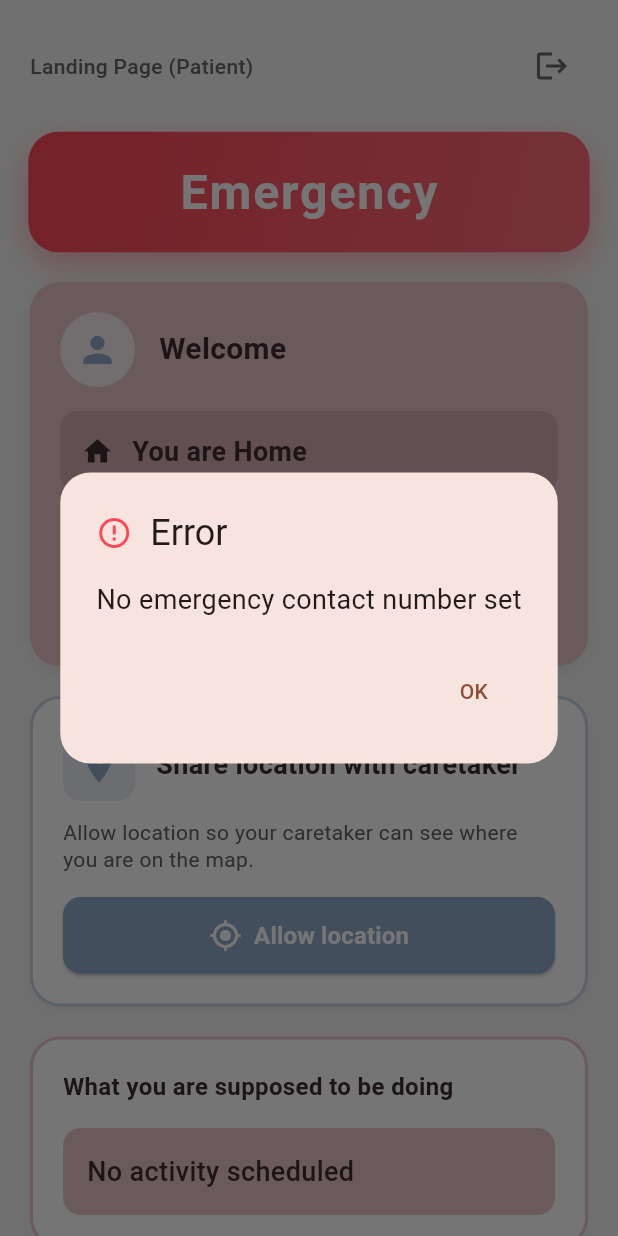
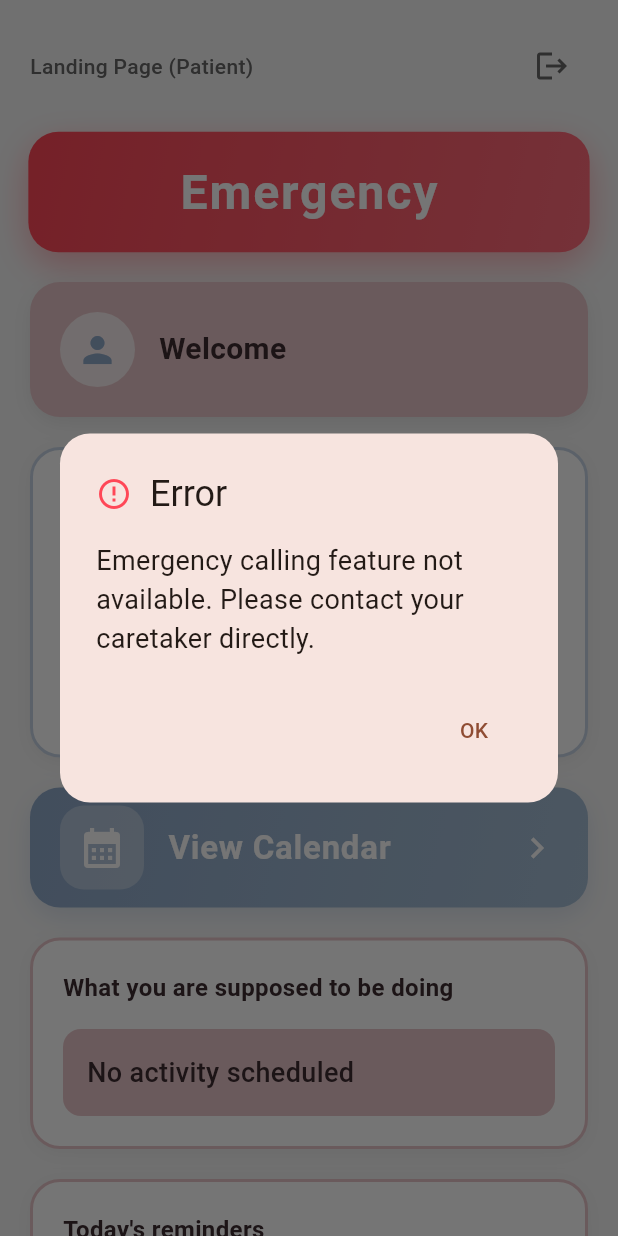
Before and after one commit to nk-glitch/cognicare, a Flutter app: the PatientHomePage screen opened directly, after a tap on "Emergency", on a phone screen of 412 x 824 dp. Run offline on Flutter 3.47's test engine with Material 3 defaults, Android fonts, the phone set to English and light mode, and no system bars; our stand-ins replace cloud_firestore, firebase_auth, firebase_core, firebase_messaging, flutter_local_notifications, flutter_map and 5 more; accounts and stored records are empty.

Commit message:
Removed Emergency Contact Stuff

```diff
--- a/lib/screens/patient/patient_home_page.dart
+++ b/lib/screens/patient/patient_home_page.dart
@@ -9,6 +9,7 @@ import '../../services/location_service.dart';
 import '../../services/notification_service.dart';
 import '../profile_page.dart';
 import '../auth/login_page.dart';
+import '../caretaker/calendar_page.dart';
 
 class PatientHomePage extends StatefulWidget {
   const PatientHomePage({super.key});
@@ -30,9 +31,6 @@ class _PatientHomePageState extends State<PatientHomePage>
   StreamSubscription<QuerySnapshot>? _snoozedReminderSubscription;
 
   String patientName = "Loading...";
-  String emergencyContactName = "Not set";
-  String emergencyContactPhone = "";
-  String currentLocation = "Loading...";
   String currentActivity = "No activity scheduled";
   List<Map<String, dynamic>> reminders = [];
   bool _isLoading = true;
@@ -66,7 +64,6 @@ class _PatientHomePageState extends State<PatientHomePage>
 
     // Set up real-time listener for reminders
     _setupReminderListener();
-    // Note: Snoozed reminders are now created as regular reminders with isSnoozed flag
 
     // Start periodic reminder check timer (every 60 seconds)
     _startReminderCheckTimer();
@@ -133,67 +130,6 @@ class _PatientHomePageState extends State<PatientHomePage>
             'time': timeStr,
             'timestamp': time.millisecondsSinceEpoch,
           });
-
-          // Only show one at a time
-          break;
-        }
-      }
-    });
-  }
-
-  void _setupSnoozedReminderListener() {
-    final user = _authService.currentUser;
-    if (user == null) return;
-
-    // Listen to snoozed reminders
-    _snoozedReminderSubscription = _firestore
-        .collection('snoozed_reminders')
-        .where('patientId', isEqualTo: user.uid)
-        .where('completed', isEqualTo: false)
-        .snapshots()
-        .listen((snapshot) {
-      if (!mounted) return;
-
-      final now = DateTime.now();
-
-      for (var doc in snapshot.docs) {
-        final reminder = doc.data();
-
-        // Safely get time with null check
-        final timeValue = reminder['time'];
-        if (timeValue == null) {
-          print('Snoozed reminder ${doc.id} has null time, skipping');
-          continue;
-        }
-
-        final time = (timeValue as Timestamp).toDate();
-
-        // Check if snoozed reminder is due (within 1 minute of snooze time)
-        final difference = now.difference(time);
-        if (difference.inSeconds >= 0 && difference.inSeconds < 60) {
-          // Use ORIGINAL time for display with null safety
-          String originalTimeStr;
-          final originalTimeValue = reminder['originalTime'];
-          if (originalTimeValue != null && originalTimeValue is Timestamp) {
-            final originalTime = originalTimeValue.toDate();
-            originalTimeStr = DateFormat('h:mm a').format(originalTime);
-          } else {
-            // Fallback to snoozed time if originalTime is null
-            originalTimeStr = DateFormat('h:mm a').format(time);
-          }
-
-          // Show dialog with ORIGINAL reminder ID
-          _showReminderDialog({
-            'reminderId': reminder['originalReminderId'] ?? doc.id,
-            'title': reminder['title'] ?? 'Reminder',
-            'description': reminder['description'] ?? '',
-            'time': originalTimeStr, // Show original scheduled time
-            'timestamp': time.millisecondsSinceEpoch,
-            'isSnooze': true,
-          });
-
-          // Delete the snoozed reminder after showing
-          _firestore.collection('snoozed_reminders').doc(doc.id).delete();
 
           // Only show one at a time
           break;
@@ -409,15 +345,6 @@ class _PatientHomePageState extends State<PatientHomePage>
           });
         }
 
-        final patientData = await _authService.getPatientData(user.uid);
-        if (patientData != null && mounted) {
-          setState(() {
-            emergencyContactName = patientData['emergencyContact'] ?? 'Not set';
-            emergencyContactPhone = patientData['emergencyContactNumber'] ?? '';
-            currentLocation = patientData['address'] ?? 'Home';
-          });
-        }
-
         // Load today's reminders
         await _loadTodaysReminders(user.uid);
       }
@@ -473,20 +400,11 @@ class _PatientHomePageState extends State<PatientHomePage>
       final user = _authService.currentUser;
       if (user == null) return;
 
-      // Reload user and patient data
+      // Reload user data
       final userData = await _authService.getUserData(user.uid);
       if (userData != null && mounted) {
         setState(() {
           patientName = '${userData['firstName']} ${userData['lastName']}';
-        });
-      }
-
-      final patientData = await _authService.getPatientData(user.uid);
-      if (patientData != null && mounted) {
-        setState(() {
-          emergencyContactName = patientData['emergencyContact'] ?? 'Not set';
-          emergencyContactPhone = patientData['emergencyContactNumber'] ?? '';
-          currentLocation = patientData['address'] ?? 'Home';
         });
       }
 
@@ -582,6 +500,8 @@ class _PatientHomePageState extends State<PatientHomePage>
                   const SizedBox(height: 20),
                   _buildLocationShareCard(),
                   const SizedBox(height: 20),
+                  _buildCalendarButton(),
+                  const SizedBox(height: 20),
                   _buildActivityCard(),
                   const SizedBox(height: 20),
                   _buildRemindersCard(),
@@ -651,10 +571,7 @@ class _PatientHomePageState extends State<PatientHomePage>
           ),
         ],
       ),
-      child: Column(
-        crossAxisAlignment: CrossAxisAlignment.start,
-        children: [
-          Row(
+      child: Row(
         children: [
           InkWell(
             onTap: () {
@@ -691,75 +608,6 @@ class _PatientHomePageState extends State<PatientHomePage>
               ),
             ),
           ),
-            ],
-          ),
-          const SizedBox(height: 16),
-          Container(
-            padding: const EdgeInsets.all(14),
-            decoration: BoxDecoration(
-              color: const Color(0xFFD4ADB1),
-              borderRadius: BorderRadius.circular(12),
-            ),
-            child: Row(
-              children: [
-                const Icon(
-                  Icons.home,
-                  size: 22,
-                  color: Color(0xFF3D2C31),
-                ),
-                const SizedBox(width: 12),
-                Text(
-                  currentLocation.isEmpty ? 'You are Home' : currentLocation,
-                  style: const TextStyle(
-                    fontSize: 18,
-                    fontWeight: FontWeight.w600,
-                    color: Color(0xFF3D2C31),
-                  ),
-                ),
-              ],
-            ),
-          ),
-          const SizedBox(height: 16),
-          const Divider(color: Color(0xFFD4ADB1), thickness: 1.5),
-          const SizedBox(height: 12),
-          const Text(
-            'Emergency Contact',
-            style: TextStyle(
-              fontSize: 15,
-              fontWeight: FontWeight.bold,
-              color: Color(0xFF3D2C31),
-            ),
-          ),
-          const SizedBox(height: 8),
-          Text(
-            emergencyContactName,
-            style: const TextStyle(
-              fontSize: 16,
-              color: Color(0xFF5A4046),
-              fontWeight: FontWeight.w500,
-            ),
-          ),
-          if (emergencyContactPhone.isNotEmpty) ...[
-            const SizedBox(height: 4),
-            Row(
-              children: [
-                const Icon(
-                  Icons.phone,
-                  size: 18,
-                  color: Color(0xFF5A4046),
-                ),
-                const SizedBox(width: 6),
-                Text(
-                  emergencyContactPhone,
-                  style: const TextStyle(
-                    fontSize: 16,
-                    color: Color(0xFF5A4046),
-                    fontWeight: FontWeight.w500,
-                  ),
-                ),
-              ],
-            ),
-          ],
         ],
       ),
     );
@@ -858,6 +706,84 @@ class _PatientHomePageState extends State<PatientHomePage>
             ),
           ),
         ],
+      ),
+    );
+  }
+
+  Widget _buildCalendarButton() {
+    final user = _authService.currentUser;
+    if (user == null) return const SizedBox.shrink();
+
+    return Container(
+      width: double.infinity,
+      height: 80,
+      decoration: BoxDecoration(
+        gradient: const LinearGradient(
+          colors: [Color(0xFF8FA9C9), Color(0xFFA5BDD4)],
+          begin: Alignment.topLeft,
+          end: Alignment.bottomRight,
+        ),
+        borderRadius: BorderRadius.circular(20),
+        boxShadow: [
+          BoxShadow(
+            color: const Color(0xFF8FA9C9).withOpacity(0.3),
+            blurRadius: 15,
+            offset: const Offset(0, 6),
+          ),
+        ],
+      ),
+      child: Material(
+        color: Colors.transparent,
+        child: InkWell(
+          onTap: () {
+            Navigator.push(
+              context,
+              MaterialPageRoute(
+                builder: (context) => CalendarPage(
+                  patientId: user.uid,
+                  isCaretaker: false,
+                ),
+              ),
+            );
+          },
+          borderRadius: BorderRadius.circular(20),
+          child: Padding(
+            padding: const EdgeInsets.symmetric(horizontal: 20),
+            child: Row(
+              children: [
+                Container(
+                  padding: const EdgeInsets.all(12),
+                  decoration: BoxDecoration(
+                    color: Colors.white.withOpacity(0.3),
+                    borderRadius: BorderRadius.circular(16),
+                  ),
+                  child: const Icon(
+                    Icons.calendar_month,
+                    size: 32,
+                    color: Colors.white,
+                  ),
+                ),
+                const SizedBox(width: 16),
+                const Expanded(
+                  child: Text(
+                    'View Calendar',
+                    style: TextStyle(
+                      fontSize: 22,
+                      fontWeight: FontWeight.bold,
+                      color: Colors.white,
+                      letterSpacing: 0.5,
+                    ),
+                  ),
+                ),
+                const Icon(
+                  Icons.chevron_right,
+                  color: Colors.white,
+                  size: 28,
+                ),
+              ],
+            ),
+          ),
+        ),
       ),
     );
   }
@@ -1012,27 +938,7 @@ class _PatientHomePageState extends State<PatientHomePage>
   }
 
   void _handleEmergencyCall() async {
-    if (emergencyContactPhone.isEmpty) {
-      _showErrorDialog('No emergency contact number set');
-      return;
-    }
-
-    final phoneNumber = emergencyContactPhone.replaceAll(RegExp(r'[^\d]'), '');
-    final uri = Uri(scheme: 'tel', path: phoneNumber);
-
-    try {
-      if (await canLaunchUrl(uri)) {
-        await launchUrl(uri);
-      } else {
-        if (mounted) {
-          _showErrorDialog('Unable to make phone call');
-        }
-      }
-    } catch (e) {
-      if (mounted) {
-        _showErrorDialog('Error: ${e.toString()}');
-      }
-    }
+    _showErrorDialog('Emergency calling feature not available. Please contact your caretaker directly.');
   }
 
   void _showErrorDialog(String message) {
@@ -1065,7 +971,7 @@ class ReminderDialog extends StatelessWidget {
   final String description;
   final String time;
   final String reminderId;
-  final dynamic timestamp;  // Changed to dynamic to handle both int and null
+  final dynamic timestamp;
   final bool isSnooze;
 
   const ReminderDialog({
@@ -1133,14 +1039,14 @@ class ReminderDialog extends StatelessWidget {
       // Create a COMPLETELY NEW reminder 5 minutes from now
       final newTime = DateTime.now().add(const Duration(minutes: 5));
 
-      // Create NEW reminder in 'reminders' collection (not snoozed_reminders)
+      // Create NEW reminder in 'reminders' collection
       final docRef = await FirebaseFirestore.instance.collection('reminders').add({
         'patientId': reminderData['patientId'],
         'title': reminderData['title'],
         'description': reminderData['description'],
-        'time': Timestamp.fromDate(newTime), // New time: 5 minutes from now
+        'time': Timestamp.fromDate(newTime),
         'completed': false,
-        'isSnoozed': true, // Flag to hide from "Today's Reminders" box
+        'isSnoozed': true,
         'createdAt': FieldValue.serverTimestamp(),
       });
 
@@ -1153,7 +1059,7 @@ class ReminderDialog extends StatelessWidget {
         body: '${reminderData['description'] ?? ''} (Snoozed)',
         scheduledTime: newTime,
         payload: {
-          'reminderId': docRef.id, // NEW reminder ID
+          'reminderId': docRef.id,
           'title': reminderData['title'] ?? 'Reminder',
           'description': reminderData['description'] ?? '',
           'timestamp': newTime.millisecondsSinceEpoch,
```
Lines whose indentation alone changed are shown as unchanged.
